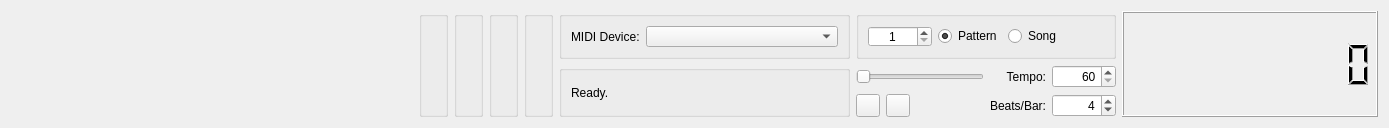
The window that topwidget/topwidget.ui (nirjacobson/Chromasound-Studio) describes before a commit, drawn with Qt 5.
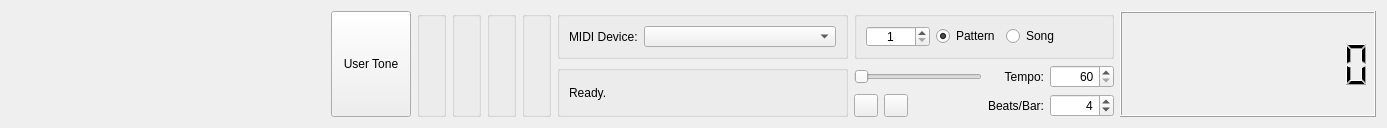
The same window after the commit. Custom widgets are drawn as their Qt base class.

Commit message: user tone widget

```diff
--- a/topwidget/topwidget.ui
+++ b/topwidget/topwidget.ui
@@ -6,7 +6,7 @@
    <rect>
     <x>0</x>
     <y>0</y>
-    <width>1389</width>
+    <width>1387</width>
     <height>128</height>
    </rect>
   </property>
@@ -31,7 +31,7 @@
   <property name="windowTitle">
    <string>Form</string>
   </property>
-  <layout class="QHBoxLayout" name="horizontalLayout_5" stretch="1,0">
+  <layout class="QHBoxLayout" name="horizontalLayout_3">
    <item>
     <spacer name="horizontalSpacer">
      <property name="orientation">
@@ -39,7 +39,7 @@
      </property>
      <property name="sizeHint" stdset="0">
       <size>
-       <width>351</width>
+       <width>293</width>
        <height>20</height>
       </size>
      </property>
@@ -48,6 +48,25 @@
    <item>
     <layout class="QGridLayout" name="gridLayout_5">
      <item row="0" column="0" rowspan="3">
+      <widget class="QPushButton" name="userToneButton">
+       <property name="sizePolicy">
+        <sizepolicy hsizetype="Minimum" vsizetype="Minimum">
+         <horstretch>0</horstretch>
+         <verstretch>0</verstretch>
+        </sizepolicy>
+       </property>
+       <property name="minimumSize">
+        <size>
+         <width>0</width>
+         <height>64</height>
+        </size>
+       </property>
+       <property name="text">
+        <string>User Tone</string>
+       </property>
+      </widget>
+     </item>
+     <item row="0" column="1" rowspan="3">
       <widget class="QGroupBox" name="groupBox_5">
        <layout class="QGridLayout" name="gridLayout_4">
         <item row="0" column="0">
@@ -56,7 +75,7 @@
        </layout>
       </widget>
      </item>
-     <item row="0" column="1" rowspan="3">
+     <item row="0" column="2" rowspan="3">
       <widget class="QGroupBox" name="groupBox_4">
        <layout class="QGridLayout" name="gridLayout_2">
         <item row="0" column="0">
@@ -65,7 +84,7 @@
        </layout>
       </widget>
      </item>
-     <item row="0" column="2" rowspan="3">
+     <item row="0" column="3" rowspan="3">
       <widget class="QGroupBox" name="groupBox_3">
        <layout class="QGridLayout" name="gridLayout">
         <item row="0" column="0">
@@ -74,7 +93,7 @@
        </layout>
       </widget>
      </item>
-     <item row="0" column="3" rowspan="3">
+     <item row="0" column="4" rowspan="3">
       <widget class="QGroupBox" name="lfoGroupBox">
        <property name="title">
         <string/>
@@ -86,7 +105,7 @@
        </layout>
       </widget>
      </item>
-     <item row="0" column="4">
+     <item row="0" column="5">
       <widget class="QGroupBox" name="midiGroupBox">
        <property name="title">
         <string/>
@@ -129,7 +148,7 @@
        </layout>
       </widget>
      </item>
-     <item row="0" column="5" colspan="3">
+     <item row="0" column="6" colspan="3">
       <widget class="QGroupBox" name="groupBox">
        <property name="sizePolicy">
         <sizepolicy hsizetype="Preferred" vsizetype="Preferred">
@@ -196,7 +215,7 @@
        </layout>
       </widget>
      </item>
-     <item row="0" column="8" rowspan="3">
+     <item row="0" column="9" rowspan="3">
       <widget class="TimeDisplayWidget" name="positionDisplay">
        <property name="minimumSize">
         <size>
@@ -221,7 +240,7 @@
        </property>
       </widget>
      </item>
-     <item row="1" column="4" rowspan="2">
+     <item row="1" column="5" rowspan="2">
       <widget class="QGroupBox" name="groupBox_2">
        <property name="title">
         <string/>
@@ -237,7 +256,7 @@
        </layout>
       </widget>
      </item>
-     <item row="1" column="5">
+     <item row="1" column="6">
       <widget class="SeekWidget" name="seekWidget">
        <property name="minimumSize">
         <size>
@@ -262,7 +281,7 @@
        </property>
       </widget>
      </item>
-     <item row="1" column="6">
+     <item row="1" column="7">
       <widget class="QLabel" name="tempoLabel">
        <property name="text">
         <string>Tempo:</string>
@@ -272,7 +291,7 @@
        </property>
       </widget>
      </item>
-     <item row="1" column="7">
+     <item row="1" column="8">
       <widget class="QSpinBox" name="tempoSpinBox">
        <property name="minimumSize">
         <size>
@@ -294,7 +313,7 @@
        </property>
       </widget>
      </item>
-     <item row="2" column="5">
+     <item row="2" column="6">
       <layout class="QHBoxLayout" name="horizontalLayout_4">
        <item>
         <widget class="QPushButton" name="playButton">
@@ -337,7 +356,7 @@
        </item>
       </layout>
      </item>
-     <item row="2" column="6">
+     <item row="2" column="7">
       <widget class="QLabel" name="beatsPerBarLabel">
        <property name="text">
         <string>Beats/Bar:</string>
@@ -347,7 +366,7 @@
        </property>
       </widget>
      </item>
-     <item row="2" column="7">
+     <item row="2" column="8">
       <widget class="QSpinBox" name="beatsPerBarSpinBox">
        <property name="minimumSize">
         <size>
```
The commit also changes 50 other files.
